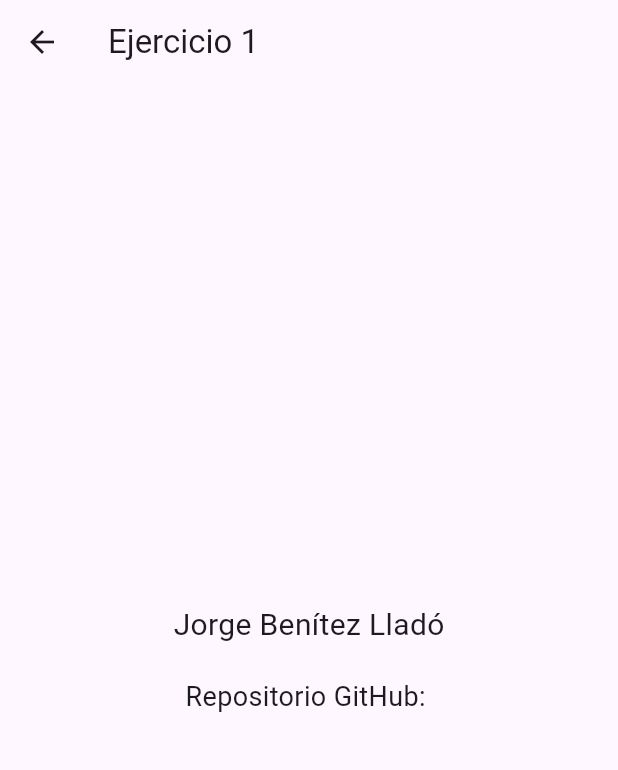
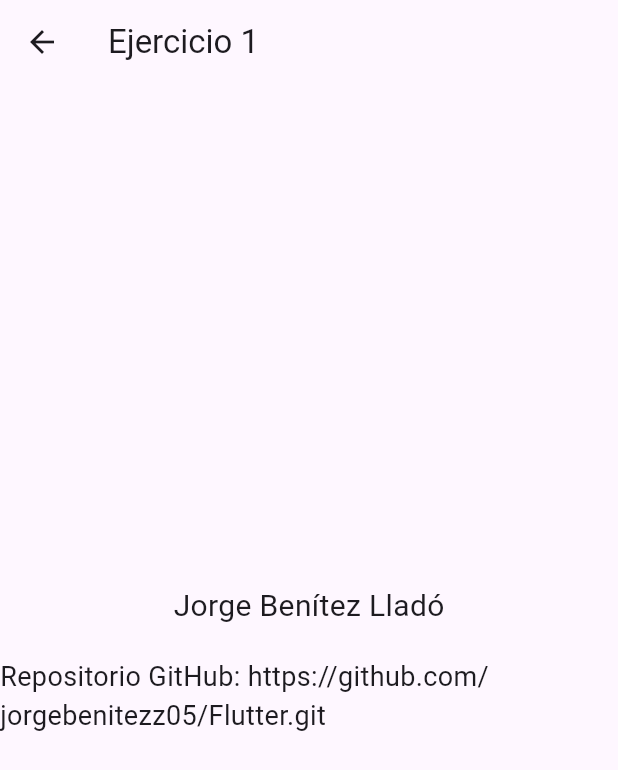
Before and after one commit to jorgebenitezz05/Flutter, a Flutter app: the screen it shows after launch, in the side drawer, after a tap on "Ejercicio 1", on a phone screen of 412 x 824 dp. Shown: the top 770 px of the screen. Run offline on Flutter 3.47's test engine with Material 3 defaults, Android fonts, the light colour scheme and no system bars; our stand-ins replace google_fonts; network calls fail; Roboto replaces fonts that are missing (Amethysta).

Commit message:
Relacion 1 Flutter

```diff
--- a/relacion01/lib/Screens/Ejercicio1.dart
+++ b/relacion01/lib/Screens/Ejercicio1.dart
@@ -12,8 +12,8 @@ class Ejercicio1 extends StatelessWidget {
       ),
       body: Center(
         child: Column(
-          mainAxisAlignment: MainAxisAlignment.center,
           children: [
+            const Spacer(),
             Text(
               "Jorge Benítez Lladó",
               style: GoogleFonts.amethysta(
@@ -22,11 +22,12 @@ class Ejercicio1 extends StatelessWidget {
             ),
             const SizedBox(height: 20),
             Text(
-              "Repositorio GitHub: ",
+              "Repositorio GitHub: https://github.com/jorgebenitezz05/Flutter.git",
               style: GoogleFonts.amethysta(
                 textStyle: const TextStyle(fontSize: 18.0),
               ),
             ),
+            const Spacer(),
           ],
         ),
       ),
--- a/relacion01/lib/Screens/MenuLateral.dart
+++ b/relacion01/lib/Screens/MenuLateral.dart
@@ -36,30 +36,48 @@ class MenuLateral extends StatelessWidget {
               },
             ),
           ),
-          ListTile(
-            title: const Text("Ejercicio 2"),
+          Ink(
+            color: Colors.indigo,
+            child: ListTile(
+              title: const Text(
+                "Ejercicio 2",
+                style: TextStyle(color: Colors.white),
+              ),
               onTap: () {
                 Navigator.of(context).pop();
                 Navigator.of(context).push(MaterialPageRoute(
                     builder: (BuildContext context) => const Ejercicio2()));
               },
             ),
-                    ListTile(
-            title: const Text("Ejercicio 3"),
+          ),
+          Ink(
+            color: Colors.indigo,
+            child: ListTile(
+              title: const Text(
+                "Ejercicio 3",
+                style: TextStyle(color: Colors.white),
+              ),
               onTap: () {
                 Navigator.of(context).pop();
                 Navigator.of(context).push(MaterialPageRoute(
                     builder: (BuildContext context) => const Ejercicio3()));
               },
             ),
-                    ListTile(
-            title: const Text("Ejercicio 4"),
+          ),
+          Ink(
+            color: Colors.indigo,
+            child: ListTile(
+              title: const Text(
+                "Ejercicio 4",
+                style: TextStyle(color: Colors.white),
+              ),
               onTap: () {
                 Navigator.of(context).pop();
                 Navigator.of(context).push(MaterialPageRoute(
                     builder: (BuildContext context) => const Ejercicio4()));
               },
             ),
+          ),
         ],
       ),
     );
--- a/relacion01/lib/main.dart
+++ b/relacion01/lib/main.dart
@@ -22,7 +22,7 @@ class MyApp extends StatelessWidget {
           ),
           drawer: const MenuLateral(),
           body: const Center(
-            child: Text("Parte principal"),
+            child: Text("Parte principal Relación 1"),
           ),
         ));
   }
--- a/relacion01/pubspec.yaml
+++ b/relacion01/pubspec.yaml
@@ -60,8 +60,8 @@ flutter:
   uses-material-design: true
 
   # To add assets to your application, add an assets section, like this:
-  # assets:
-  #   - images/a_dot_burr.jpeg
+  assets:
+    - assets/images/coche.jpeg
   #   - images/a_dot_ham.jpeg
 
   # An image asset can refer to one or more resolution-specific "variants", see
```
Also changed, not shown: relacion01/lib/Screens/Ejercicio2.dart (+23 -3 lines), relacion01/lib/Screens/Ejercicio3.dart (+21 -3 lines), relacion01/lib/Screens/Ejercicio4.dart (+31 -4 lines), relacion01/assets/images/coche.jpeg (added), 1 other file. Lines whose indentation alone changed are shown as unchanged.
